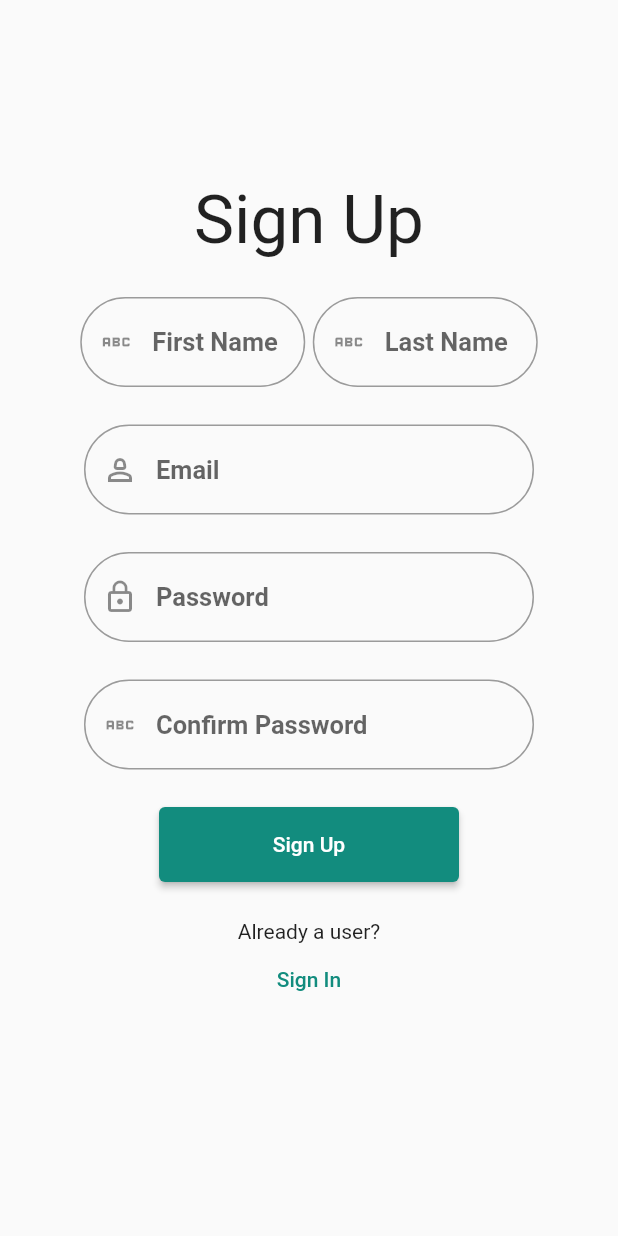
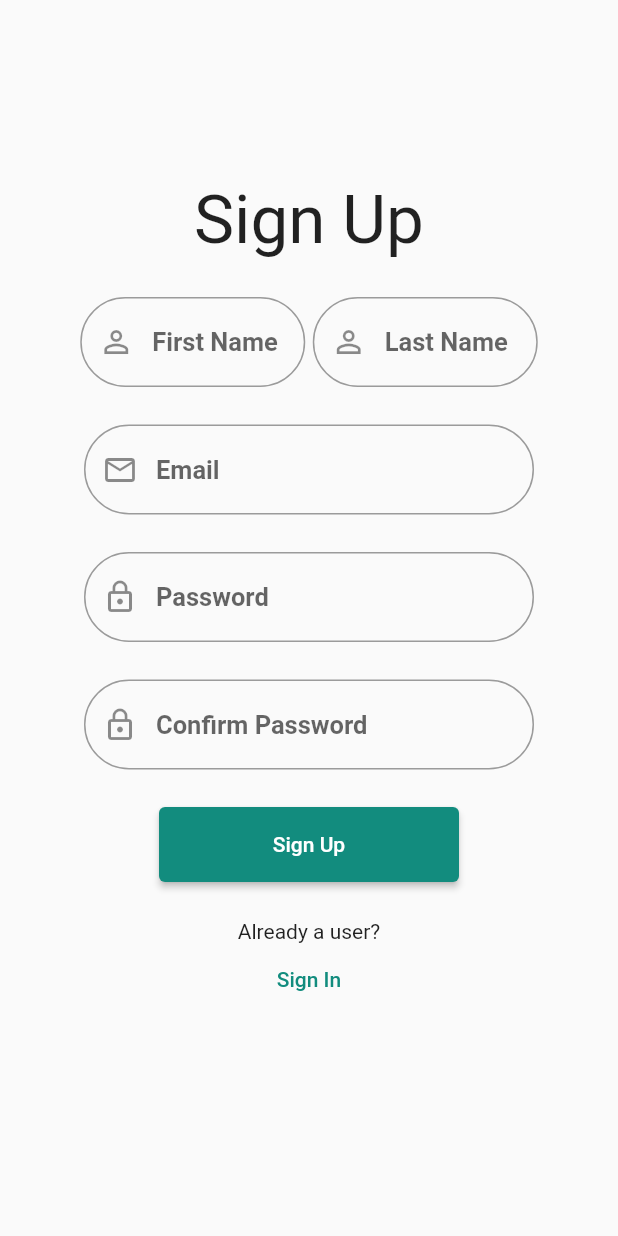
Before and after one commit to PujanB10/whatsapp-stacked-architecture, a Flutter app: the RegisterView screen opened by its route, on a phone screen of 412 x 824 dp. Run offline on Flutter 3.47's test engine with Material 2 defaults, Android fonts, the phone set to English and light mode, and no system bars; our stand-ins replace cloud_firestore, firebase_auth, firebase_core, firebase_crashlytics, font_awesome_flutter, google_fonts and 3 more; accounts and stored records are empty; Roboto replaces fonts that are missing (Acme).

Commit message:
fix: change prefix icons in register screen

```diff
--- a/lib/ui/views/register/register_view.dart
+++ b/lib/ui/views/register/register_view.dart
@@ -33,14 +33,14 @@ class RegisterView extends StackedView<RegisterViewModel> {
                     textEditingController: viewModel.firstNameController,
                     width: 150,
                     hintText: "First Name",
-                    prefixIcon: const Icon(Icons.abc_outlined),
+                    prefixIcon: const Icon(Icons.person_outline),
                   ),
                   horizontalSpaceTiny,
                   TextFieldWidget(
                     textEditingController: viewModel.lastNameController,
                     width: 150,
                     hintText: "Last Name",
-                    prefixIcon: const Icon(Icons.abc_outlined),
+                    prefixIcon: const Icon(Icons.person_outline),
                   )
                 ],
               ),
@@ -49,7 +49,7 @@ class RegisterView extends StackedView<RegisterViewModel> {
                 textEditingController: viewModel.emailController,
                 width: 300,
                 hintText: "Email",
-                prefixIcon: const Icon(Icons.person_2_outlined),
+                prefixIcon: const Icon(Icons.email_outlined),
               ),
               verticalSpaceMedium,
               TextFieldWidget(
@@ -65,7 +65,7 @@ class RegisterView extends StackedView<RegisterViewModel> {
                 textEditingController: viewModel.confirmPasswordController,
                 width: 300,
                 hintText: "Confirm Password",
-                prefixIcon: const Icon(Icons.abc_outlined),
+                prefixIcon: const Icon(Icons.lock_outline),
               ),
               verticalSpaceMedium,
               CustomTextButtonWidget(
@@ -75,7 +75,11 @@ class RegisterView extends StackedView<RegisterViewModel> {
                   }),
               verticalSpaceMedium,
               const Text("Already a user?"),
-              TextButton(onPressed: () {}, child: const Text("Sign In"))
+              TextButton(
+                  onPressed: () {
+                    viewModel.navigateToLoginView();
+                  },
+                  child: const Text("Sign In"))
             ],
           ),
         ),
```
